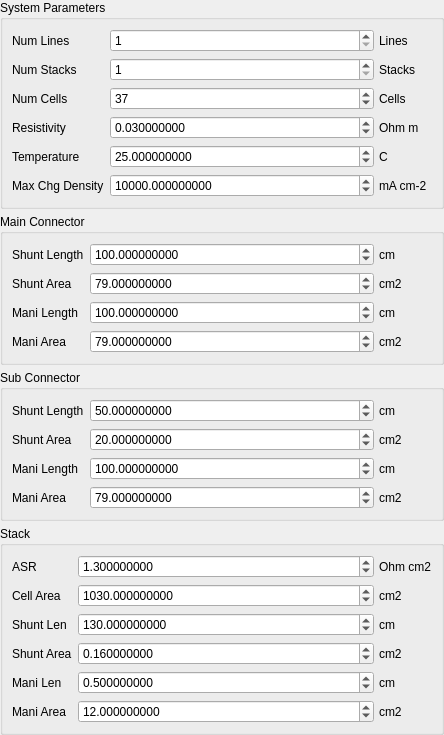
daitenshionyan/vrfbcalc-cpp, file app/src/view/shuntcur/shuntcursimesiposconfigpanel.ui: the form before one commit.
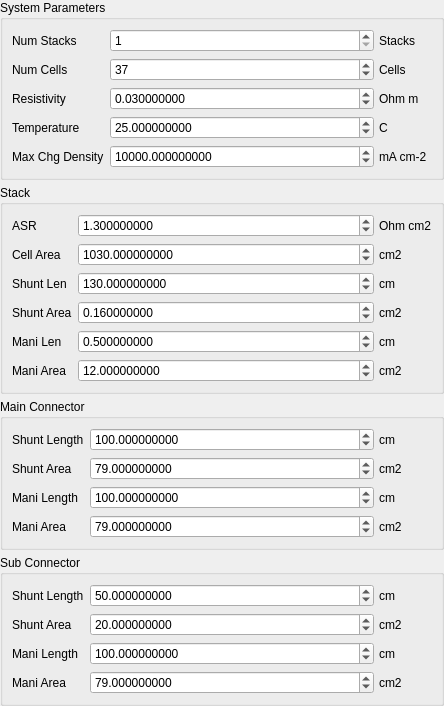
The form after the commit.

Patch:
```diff
--- a/app/src/view/shuntcur/shuntcursimesiposconfigpanel.ui
+++ b/app/src/view/shuntcur/shuntcursimesiposconfigpanel.ui
@@ -7,7 +7,7 @@
     <x>0</x>
     <y>0</y>
     <width>444</width>
-    <height>695</height>
+    <height>667</height>
    </rect>
   </property>
   <property name="windowTitle">
@@ -36,70 +36,13 @@
      </property>
      <layout class="QFormLayout" name="formLayout_5">
       <item row="0" column="0">
-       <widget class="QLabel" name="numLineLabel">
-        <property name="text">
-         <string>Num Lines</string>
-        </property>
-       </widget>
-      </item>
-      <item row="0" column="1">
-       <widget class="QWidget" name="numLineBox" native="true">
-        <layout class="QHBoxLayout" name="horizontalLayout_20">
-         <property name="spacing">
-          <number>5</number>
-         </property>
-         <property name="leftMargin">
-          <number>0</number>
-         </property>
-         <property name="topMargin">
-          <number>0</number>
-         </property>
-         <property name="rightMargin">
-          <number>0</number>
-         </property>
-         <property name="bottomMargin">
-          <number>0</number>
-         </property>
-         <item>
-          <widget class="QSpinBox" name="numLineField">
-           <property name="minimum">
-            <number>1</number>
-           </property>
-           <property name="maximum">
-            <number>9999999</number>
-           </property>
-          </widget>
-         </item>
-         <item>
-          <widget class="QLabel" name="numLineUnitLabel">
-           <property name="sizePolicy">
-            <sizepolicy hsizetype="Fixed" vsizetype="Preferred">
-             <horstretch>0</horstretch>
-             <verstretch>0</verstretch>
-            </sizepolicy>
-           </property>
-           <property name="minimumSize">
-            <size>
-             <width>53</width>
-             <height>0</height>
-            </size>
-           </property>
-           <property name="text">
-            <string>Lines</string>
-           </property>
-          </widget>
-         </item>
-        </layout>
-       </widget>
-      </item>
-      <item row="1" column="0">
        <widget class="QLabel" name="numStackLabel">
         <property name="text">
          <string>Num Stacks</string>
         </property>
        </widget>
       </item>
-      <item row="1" column="1">
+      <item row="0" column="1">
        <widget class="QWidget" name="numStackBox" native="true">
         <layout class="QHBoxLayout" name="horizontalLayout_3">
          <property name="spacing">
@@ -152,14 +95,14 @@
         </layout>
        </widget>
       </item>
-      <item row="2" column="0">
+      <item row="1" column="0">
        <widget class="QLabel" name="numCellLabel">
         <property name="text">
          <string>Num Cells</string>
         </property>
        </widget>
       </item>
-      <item row="2" column="1">
+      <item row="1" column="1">
        <widget class="QWidget" name="numCellBox" native="true">
         <layout class="QHBoxLayout" name="horizontalLayout_4">
          <property name="spacing">
@@ -212,14 +155,14 @@
         </layout>
        </widget>
       </item>
-      <item row="3" column="0">
+      <item row="2" column="0">
        <widget class="QLabel" name="resistivityLabel">
         <property name="text">
          <string>Resistivity</string>
         </property>
        </widget>
       </item>
-      <item row="3" column="1">
+      <item row="2" column="1">
        <widget class="QWidget" name="resistivityBox" native="true">
         <layout class="QHBoxLayout" name="horizontalLayout_2">
          <property name="spacing">
@@ -272,14 +215,14 @@
         </layout>
        </widget>
       </item>
-      <item row="4" column="0">
+      <item row="3" column="0">
        <widget class="QLabel" name="tempLabel">
         <property name="text">
          <string>Temperature</string>
         </property>
        </widget>
       </item>
-      <item row="4" column="1">
+      <item row="3" column="1">
        <widget class="QWidget" name="tempBox" native="true">
         <layout class="QHBoxLayout" name="horizontalLayout_21">
          <property name="spacing">
@@ -332,14 +275,14 @@
         </layout>
        </widget>
       </item>
-      <item row="5" column="0">
+      <item row="4" column="0">
        <widget class="QLabel" name="maxChgDenLabel">
         <property name="text">
          <string>Max Chg Density</string>
         </property>
        </widget>
       </item>
-      <item row="5" column="1">
+      <item row="4" column="1">
        <widget class="QWidget" name="maxChgDenBox" native="true">
         <layout class="QHBoxLayout" name="horizontalLayout_15">
          <property name="spacing">
@@ -395,6 +338,375 @@
      </layout>
     </widget>
    </item>
+   <item>
+    <widget class="QGroupBox" name="groupBox_2">
+     <property name="title">
+      <string>Stack</string>
+     </property>
+     <layout class="QFormLayout" name="formLayout_6">
+      <item row="0" column="0">
+       <widget class="QLabel" name="asrLabel">
+        <property name="text">
+         <string>ASR</string>
+        </property>
+       </widget>
+      </item>
+      <item row="0" column="1">
+       <widget class="QWidget" name="asrBox" native="true">
+        <layout class="QHBoxLayout" name="horizontalLayout_13">
+         <property name="spacing">
+          <number>5</number>
+         </property>
+         <property name="leftMargin">
+          <number>0</number>
+         </property>
+         <property name="topMargin">
+          <number>0</number>
+         </property>
+         <property name="rightMargin">
+          <number>0</number>
+         </property>
+         <property name="bottomMargin">
+          <number>0</number>
+         </property>
+         <item>
+          <widget class="QDoubleSpinBox" name="asrField">
+           <property name="decimals">
+            <number>9</number>
+           </property>
+           <property name="maximum">
+            <double>9999999999.000000000000000</double>
+           </property>
+           <property name="value">
+            <double>1.300000000000000</double>
+           </property>
+          </widget>
+         </item>
+         <item>
+          <widget class="QLabel" name="asrUnitLabel">
+           <property name="sizePolicy">
+            <sizepolicy hsizetype="Fixed" vsizetype="Preferred">
+             <horstretch>0</horstretch>
+             <verstretch>0</verstretch>
+            </sizepolicy>
+           </property>
+           <property name="minimumSize">
+            <size>
+             <width>53</width>
+             <height>0</height>
+            </size>
+           </property>
+           <property name="text">
+            <string>Ohm cm2</string>
+           </property>
+          </widget>
+         </item>
+        </layout>
+       </widget>
+      </item>
+      <item row="1" column="0">
+       <widget class="QLabel" name="cellAreaLabel">
+        <property name="text">
+         <string>Cell Area</string>
+        </property>
+       </widget>
+      </item>
+      <item row="1" column="1">
+       <widget class="QWidget" name="cellAreaBox" native="true">
+        <layout class="QHBoxLayout" name="horizontalLayout_14">
+         <property name="spacing">
+          <number>5</number>
+         </property>
+         <property name="leftMargin">
+          <number>0</number>
+         </property>
+         <property name="topMargin">
+          <number>0</number>
+         </property>
+         <property name="rightMargin">
+          <number>0</number>
+         </property>
+         <property name="bottomMargin">
+          <number>0</number>
+         </property>
+         <item>
+          <widget class="QDoubleSpinBox" name="cellAreaField">
+           <property name="decimals">
+            <number>9</number>
+           </property>
+           <property name="maximum">
+            <double>9999999999.000000000000000</double>
+           </property>
+           <property name="value">
+            <double>1030.000000000000000</double>
+           </property>
+          </widget>
+         </item>
+         <item>
+          <widget class="QLabel" name="cellAreaUnitLabel">
+           <property name="sizePolicy">
+            <sizepolicy hsizetype="Fixed" vsizetype="Preferred">
+             <horstretch>0</horstretch>
+             <verstretch>0</verstretch>
+            </sizepolicy>
+           </property>
+           <property name="minimumSize">
+            <size>
+             <width>53</width>
+             <height>0</height>
+            </size>
+           </property>
+           <property name="text">
+            <string>cm2</string>
+           </property>
+          </widget>
+         </item>
+        </layout>
+       </widget>
+      </item>
+      <item row="2" column="0">
+       <widget class="QLabel" name="shuntLenLabel">
+        <property name="text">
+         <string>Shunt Len</string>
+        </property>
+       </widget>
+      </item>
+      <item row="2" column="1">
+       <widget class="QWidget" name="shuntLenBox" native="true">
+        <layout class="QHBoxLayout" name="horizontalLayout_5">
+         <property name="spacing">
+          <number>5</number>
+         </property>
+         <property name="leftMargin">
+          <number>0</number>
+         </property>
+         <property name="topMargin">
+          <number>0</number>
+         </property>
+         <property name="rightMargin">
+          <number>0</number>
+         </property>
+         <property name="bottomMargin">
+          <number>0</number>
+         </property>
+         <item>
+          <widget class="QDoubleSpinBox" name="shuntLenField">
+           <property name="decimals">
+            <number>9</number>
+           </property>
+           <property name="maximum">
+            <double>9999999.000000000000000</double>
+           </property>
+           <property name="value">
+            <double>130.000000000000000</double>
+           </property>
+          </widget>
+         </item>
+         <item>
+          <widget class="QLabel" name="shuntLenUnitLabel">
+           <property name="sizePolicy">
+            <sizepolicy hsizetype="Fixed" vsizetype="Preferred">
+             <horstretch>0</horstretch>
+             <verstretch>0</verstretch>
+            </sizepolicy>
+           </property>
+           <property name="minimumSize">
+            <size>
+             <width>53</width>
+             <height>0</height>
+            </size>
+           </property>
+           <property name="text">
+            <string>cm</string>
+           </property>
+          </widget>
+         </item>
+        </layout>
+       </widget>
+      </item>
+      <item row="3" column="0">
+       <widget class="QLabel" name="shuntAreaLabel">
+        <property name="text">
+         <string>Shunt Area</string>
+        </property>
+       </widget>
+      </item>
+      <item row="3" column="1">
+       <widget class="QWidget" name="shuntAreaBox" native="true">
+        <layout class="QHBoxLayout" name="horizontalLayout_6">
+         <property name="spacing">
+          <number>5</number>
+         </property>
+         <property name="leftMargin">
+          <number>0</number>
+         </property>
+         <property name="topMargin">
+          <number>0</number>
+         </property>
+         <property name="rightMargin">
+          <number>0</number>
+         </property>
+         <property name="bottomMargin">
+          <number>0</number>
+         </property>
+         <item>
+          <widget class="QDoubleSpinBox" name="shuntAreaField">
+           <property name="decimals">
+            <number>9</number>
+           </property>
+           <property name="maximum">
+            <double>9999999999.000000000000000</double>
+           </property>
+           <property name="value">
+            <double>0.160000000000000</double>
+           </property>
+          </widget>
+         </item>
+         <item>
+          <widget class="QLabel" name="shuntAreaUnitLabel">
+           <property name="sizePolicy">
+            <sizepolicy hsizetype="Fixed" vsizetype="Preferred">
+             <horstretch>0</horstretch>
+             <verstretch>0</verstretch>
+            </sizepolicy>
+           </property>
+           <property name="minimumSize">
+            <size>
+             <width>53</width>
+             <height>0</height>
+            </size>
+           </property>
+           <property name="text">
+            <string>cm2</string>
+           </property>
+          </widget>
+         </item>
+        </layout>
+       </widget>
+      </item>
+      <item row="4" column="0">
+       <widget class="QLabel" name="maniLenLabel">
+        <property name="text">
+         <string>Mani Len</string>
+        </property>
+       </widget>
+      </item>
+      <item row="4" column="1">
+       <widget class="QWidget" name="maniLenBox" native="true">
+        <layout class="QHBoxLayout" name="horizontalLayout_7">
+         <property name="spacing">
+          <number>5</number>
+         </property>
+         <property name="leftMargin">
+          <number>0</number>
+         </property>
+         <property name="topMargin">
+          <number>0</number>
+         </property>
+         <property name="rightMargin">
+          <number>0</number>
+         </property>
+         <property name="bottomMargin">
+          <number>0</number>
+         </property>
+         <item>
+          <widget class="QDoubleSpinBox" name="maniLenField">
+           <property name="decimals">
+            <number>9</number>
+           </property>
+           <property name="maximum">
+            <double>9999999999.000000000000000</double>
+           </property>
+           <property name="value">
+            <double>0.500000000000000</double>
+           </property>
+          </widget>
+         </item>
+         <item>
+          <widget class="QLabel" name="maniLenUnitLabel">
+           <property name="sizePolicy">
+            <sizepolicy hsizetype="Fixed" vsizetype="Preferred">
+             <horstretch>0</horstretch>
+             <verstretch>0</verstretch>
+            </sizepolicy>
+           </property>
+           <property name="minimumSize">
+            <size>
+             <width>53</width>
+             <height>0</height>
+            </size>
+           </property>
+           <property name="text">
+            <string>cm</string>
+           </property>
+          </widget>
+         </item>
+        </layout>
+       </widget>
+      </item>
+      <item row="5" column="0">
+       <widget class="QLabel" name="maniAreaLabel">
+        <property name="text">
+         <string>Mani Area</string>
+        </property>
+       </widget>
+      </item>
+      <item row="5" column="1">
+       <widget class="QWidget" name="maniAreaBox" native="true">
+        <layout class="QHBoxLayout" name="horizontalLayout_8">
+         <property name="spacing">
+          <number>5</number>
+         </property>
+         <property name="leftMargin">
+          <number>0</number>
+         </property>
+         <property name="topMargin">
+          <number>0</number>
+         </property>
+         <property name="rightMargin">
+          <number>0</number>
+         </property>
+         <property name="bottomMargin">
+          <number>0</number>
+         </property>
+         <item>
+          <widget class="QDoubleSpinBox" name="maniAreaField">
+           <property name="decimals">
+            <number>9</number>
+           </property>
+           <property name="maximum">
+            <double>9999999999.000000000000000</double>
+           </property>
+           <property name="value">
+            <double>12.000000000000000</double>
+           </property>
+          </widget>
+         </item>
+         <item>
+          <widget class="QLabel" name="maniAreaUnitLabel">
+           <property name="sizePolicy">
+            <sizepolicy hsizetype="Fixed" vsizetype="Preferred">
+             <horstretch>0</horstretch>
+             <verstretch>0</verstretch>
+            </sizepolicy>
+           </property>
+           <property name="minimumSize">
+            <size>
+             <width>53</width>
+             <height>0</height>
+            </size>
+           </property>
+           <property name="text">
+            <string>cm2</string>
+           </property>
+          </widget>
+         </item>
+        </layout>
+       </widget>
+      </item>
+     </layout>
+    </widget>
+   </item>
    <item>
     <widget class="QGroupBox" name="mainConnectorBox">
      <property name="title">
@@ -896,375 +1208,6 @@
      </layout>
     </widget>
    </item>
-   <item>
-    <widget class="QGroupBox" name="groupBox_2">
-     <property name="title">
-      <string>Stack</string>
-     </property>
-     <layout class="QFormLayout" name="formLayout_6">
-      <item row="0" column="0">
-       <widget class="QLabel" name="asrLabel">
-        <property name="text">
-         <string>ASR</string>
-        </property>
-       </widget>
-      </item>
-      <item row="0" column="1">
-       <widget class="QWidget" name="asrBox" native="true">
-        <layout class="QHBoxLayout" name="horizontalLayout_13">
-         <property name="spacing">
-          <number>5</number>
-         </property>
-         <property name="leftMargin">
-          <number>0</number>
-         </property>
-         <property name="topMargin">
-          <number>0</number>
-         </property>
-         <property name="rightMargin">
-          <number>0</number>
-         </property>
-         <property name="bottomMargin">
-          <number>0</number>
-         </property>
-         <item>
-          <widget class="QDoubleSpinBox" name="asrField">
-           <property name="decimals">
-            <number>9</number>
-           </property>
-           <property name="maximum">
-            <double>9999999999.000000000000000</double>
-           </property>
-           <property name="value">
-            <double>1.300000000000000</double>
-           </property>
-          </widget>
-         </item>
-         <item>
-          <widget class="QLabel" name="asrUnitLabel">
-           <property name="sizePolicy">
-            <sizepolicy hsizetype="Fixed" vsizetype="Preferred">
-             <horstretch>0</horstretch>
-             <verstretch>0</verstretch>
-            </sizepolicy>
-           </property>
-           <property name="minimumSize">
-            <size>
-             <width>53</width>
-             <height>0</height>
-            </size>
-           </property>
-           <property name="text">
-            <string>Ohm cm2</string>
-           </property>
-          </widget>
-         </item>
-        </layout>
-       </widget>
-      </item>
-      <item row="1" column="0">
-       <widget class="QLabel" name="cellAreaLabel">
-        <property name="text">
-         <string>Cell Area</string>
-        </property>
-       </widget>
-      </item>
-      <item row="1" column="1">
-       <widget class="QWidget" name="cellAreaBox" native="true">
-        <layout class="QHBoxLayout" name="horizontalLayout_14">
-         <property name="spacing">
-          <number>5</number>
-         </property>
-         <property name="leftMargin">
-          <number>0</number>
-         </property>
-         <property name="topMargin">
-          <number>0</number>
-         </property>
-         <property name="rightMargin">
-          <number>0</number>
-         </property>
-         <property name="bottomMargin">
-          <number>0</number>
-         </property>
-         <item>
-          <widget class="QDoubleSpinBox" name="cellAreaField">
-           <property name="decimals">
-            <number>9</number>
-           </property>
-           <property name="maximum">
-            <double>9999999999.000000000000000</double>
-           </property>
-           <property name="value">
-            <double>1030.000000000000000</double>
-           </property>
-          </widget>
-         </item>
-         <item>
-          <widget class="QLabel" name="cellAreaUnitLabel">
-           <property name="sizePolicy">
-            <sizepolicy hsizetype="Fixed" vsizetype="Preferred">
-             <horstretch>0</horstretch>
-             <verstretch>0</verstretch>
-            </sizepolicy>
-           </property>
-           <property name="minimumSize">
-            <size>
-             <width>53</width>
-             <height>0</height>
-            </size>
-           </property>
-           <property name="text">
-            <string>cm2</string>
-           </property>
-          </widget>
-         </item>
-        </layout>
-       </widget>
-      </item>
-      <item row="2" column="0">
-       <widget class="QLabel" name="shuntLenLabel">
-        <property name="text">
-         <string>Shunt Len</string>
-        </property>
-       </widget>
-      </item>
-      <item row="2" column="1">
-       <widget class="QWidget" name="shuntLenBox" native="true">
-        <layout class="QHBoxLayout" name="horizontalLayout_5">
-         <property name="spacing">
-          <number>5</number>
-         </property>
-         <property name="leftMargin">
-          <number>0</number>
-         </property>
-         <property name="topMargin">
-          <number>0</number>
-         </property>
-         <property name="rightMargin">
-          <number>0</number>
-         </property>
-         <property name="bottomMargin">
-          <number>0</number>
-         </property>
-         <item>
-          <widget class="QDoubleSpinBox" name="shuntLenField">
-           <property name="decimals">
-            <number>9</number>
-           </property>
-           <property name="maximum">
-            <double>9999999.000000000000000</double>
-           </property>
-           <property name="value">
-            <double>130.000000000000000</double>
-           </property>
-          </widget>
-         </item>
-         <item>
-          <widget class="QLabel" name="shuntLenUnitLabel">
-           <property name="sizePolicy">
-            <sizepolicy hsizetype="Fixed" vsizetype="Preferred">
-             <horstretch>0</horstretch>
-             <verstretch>0</verstretch>
-            </sizepolicy>
-           </property>
-           <property name="minimumSize">
-            <size>
-             <width>53</width>
-             <height>0</height>
-            </size>
-           </property>
-           <property name="text">
-            <string>cm</string>
-           </property>
-          </widget>
-         </item>
-        </layout>
-       </widget>
-      </item>
-      <item row="3" column="0">
-       <widget class="QLabel" name="shuntAreaLabel">
-        <property name="text">
-         <string>Shunt Area</string>
-        </property>
-       </widget>
-      </item>
-      <item row="3" column="1">
-       <widget class="QWidget" name="shuntAreaBox" native="true">
-        <layout class="QHBoxLayout" name="horizontalLayout_6">
-         <property name="spacing">
-          <number>5</number>
-         </property>
-         <property name="leftMargin">
-          <number>0</number>
-         </property>
-         <property name="topMargin">
-          <number>0</number>
-         </property>
-         <property name="rightMargin">
-          <number>0</number>
-         </property>
-         <property name="bottomMargin">
-          <number>0</number>
-         </property>
-         <item>
-          <widget class="QDoubleSpinBox" name="shuntAreaField">
-           <property name="decimals">
-            <number>9</number>
-           </property>
-           <property name="maximum">
-            <double>9999999999.000000000000000</double>
-           </property>
-           <property name="value">
-            <double>0.160000000000000</double>
-           </property>
-          </widget>
-         </item>
-         <item>
-          <widget class="QLabel" name="shuntAreaUnitLabel">
-           <property name="sizePolicy">
-            <sizepolicy hsizetype="Fixed" vsizetype="Preferred">
-             <horstretch>0</horstretch>
-             <verstretch>0</verstretch>
-            </sizepolicy>
-           </property>
-           <property name="minimumSize">
-            <size>
-             <width>53</width>
-             <height>0</height>
-            </size>
-           </property>
-           <property name="text">
-            <string>cm2</string>
-           </property>
-          </widget>
-         </item>
-        </layout>
-       </widget>
-      </item>
-      <item row="4" column="0">
-       <widget class="QLabel" name="maniLenLabel">
-        <property name="text">
-         <string>Mani Len</string>
-        </property>
-       </widget>
-      </item>
-      <item row="4" column="1">
-       <widget class="QWidget" name="maniLenBox" native="true">
-        <layout class="QHBoxLayout" name="horizontalLayout_7">
-         <property name="spacing">
-          <number>5</number>
-         </property>
-         <property name="leftMargin">
-          <number>0</number>
-         </property>
-         <property name="topMargin">
-          <number>0</number>
-         </property>
-         <property name="rightMargin">
-          <number>0</number>
-         </property>
-         <property name="bottomMargin">
-          <number>0</number>
-         </property>
-         <item>
-          <widget class="QDoubleSpinBox" name="maniLenField">
-           <property name="decimals">
-            <number>9</number>
-           </property>
-           <property name="maximum">
-            <double>9999999999.000000000000000</double>
-           </property>
-           <property name="value">
-            <double>0.500000000000000</double>
-           </property>
-          </widget>
-         </item>
-         <item>
-          <widget class="QLabel" name="maniLenUnitLabel">
-           <property name="sizePolicy">
-            <sizepolicy hsizetype="Fixed" vsizetype="Preferred">
-             <horstretch>0</horstretch>
-             <verstretch>0</verstretch>
-            </sizepolicy>
-           </property>
-           <property name="minimumSize">
-            <size>
-             <width>53</width>
-             <height>0</height>
-            </size>
-           </property>
-           <property name="text">
-            <string>cm</string>
-           </property>
-          </widget>
-         </item>
-        </layout>
-       </widget>
-      </item>
-      <item row="5" column="0">
-       <widget class="QLabel" name="maniAreaLabel">
-        <property name="text">
-         <string>Mani Area</string>
-        </property>
-       </widget>
-      </item>
-      <item row="5" column="1">
-       <widget class="QWidget" name="maniAreaBox" native="true">
-        <layout class="QHBoxLayout" name="horizontalLayout_8">
-         <property name="spacing">
-          <number>5</number>
-         </property>
-         <property name="leftMargin">
-          <number>0</number>
-         </property>
-         <property name="topMargin">
-          <number>0</number>
-         </property>
-         <property name="rightMargin">
-          <number>0</number>
-         </property>
-         <property name="bottomMargin">
-          <number>0</number>
-         </property>
-         <item>
-          <widget class="QDoubleSpinBox" name="maniAreaField">
-           <property name="decimals">
-            <number>9</number>
-           </property>
-           <property name="maximum">
-            <double>9999999999.000000000000000</double>
-           </property>
-           <property name="value">
-            <double>12.000000000000000</double>
-           </property>
-          </widget>
-         </item>
-         <item>
-          <widget class="QLabel" name="maniAreaUnitLabel">
-           <property name="sizePolicy">
-            <sizepolicy hsizetype="Fixed" vsizetype="Preferred">
-             <horstretch>0</horstretch>
-             <verstretch>0</verstretch>
-            </sizepolicy>
-           </property>
-           <property name="minimumSize">
-            <size>
-             <width>53</width>
-             <height>0</height>
-            </size>
-           </property>
-           <property name="text">
-            <string>cm2</string>
-           </property>
-          </widget>
-         </item>
-        </layout>
-       </widget>
-      </item>
-     </layout>
-    </widget>
-   </item>
   </layout>
  </widget>
  <resources/>
```
